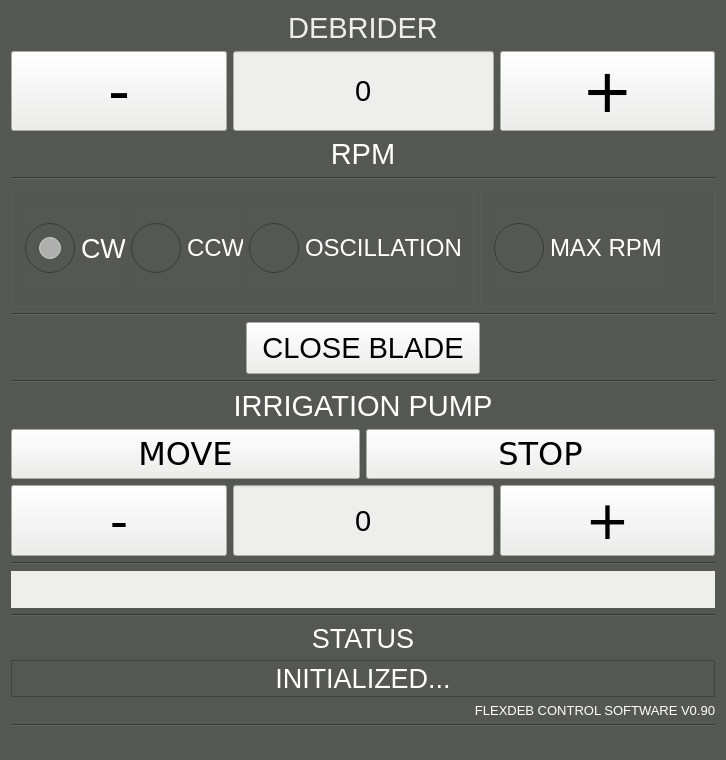
The window that ui/mainwindow.ui (veysiadn/DebriderController) describes before a commit, drawn with Qt 5.
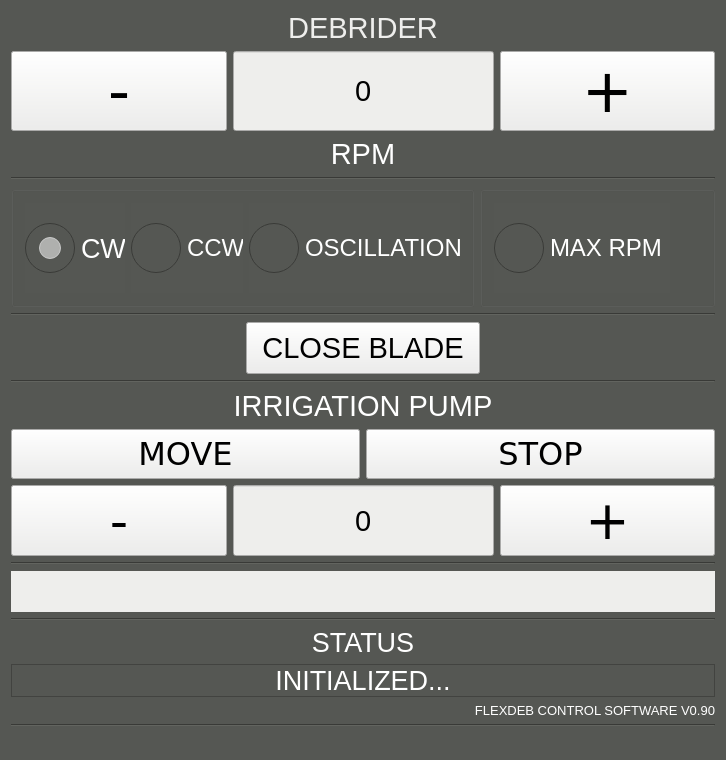
The same window after the commit. Icons and pictures are not drawn.

The edit to the form file:
```diff
--- a/ui/mainwindow.ui
+++ b/ui/mainwindow.ui
@@ -795,7 +795,7 @@
     <item>
      <widget class="QLabel" name="lblStatusMsg">
       <property name="sizePolicy">
-       <sizepolicy hsizetype="Expanding" vsizetype="Expanding">
+       <sizepolicy hsizetype="Minimum" vsizetype="Minimum">
         <horstretch>0</horstretch>
         <verstretch>0</verstretch>
        </sizepolicy>
```
